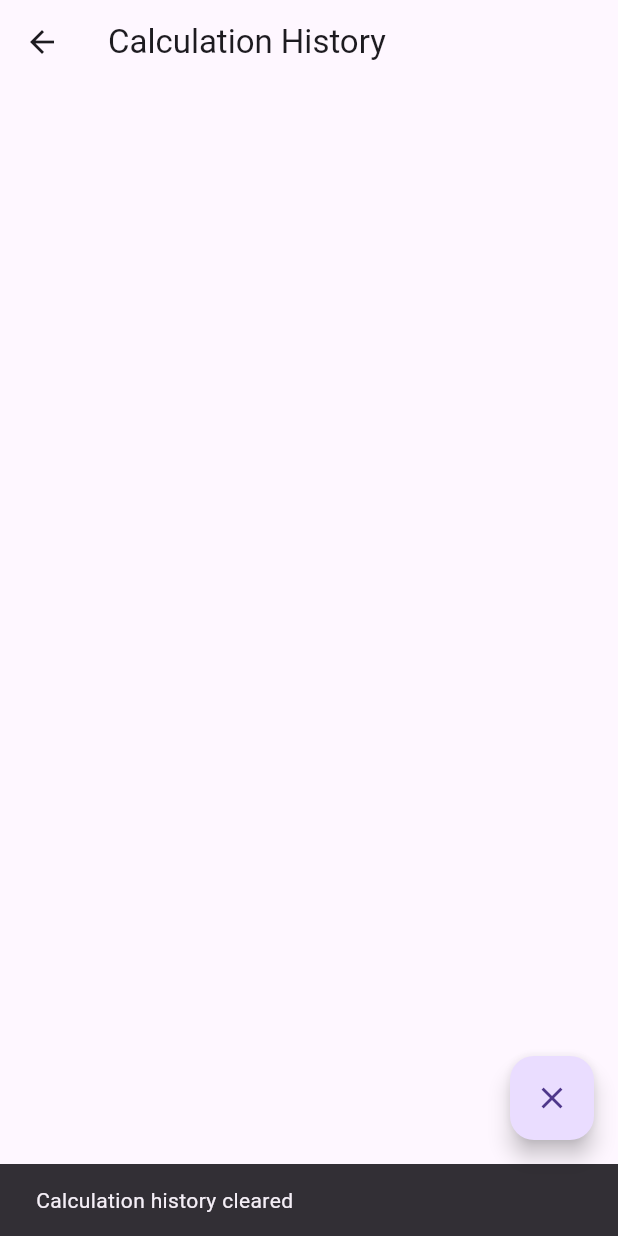
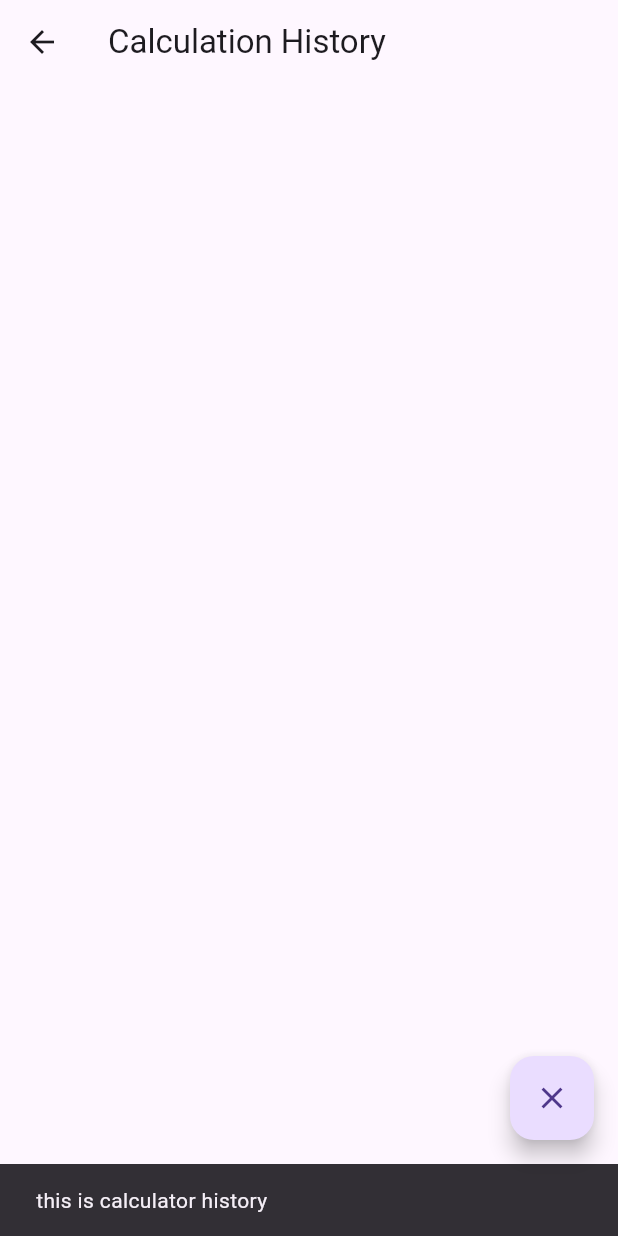
Before and after one commit to zilerehman2005/cflutter_Calculator, a Flutter app: the HistoryScreen screen opened directly, after a tap on the "clear" icon, on a phone screen of 412 x 824 dp. Run offline on Flutter 3.47's test engine with Material 3 defaults, Android fonts, the phone set to English and light mode, and no system bars; our stand-ins replace math_expressions, shared_preferences; accounts and stored records are empty.

Commit message:
Update history.dart

```diff
--- a/lib/history.dart
+++ b/lib/history.dart
@@ -65,8 +65,8 @@ class _HistoryScreenState extends State<HistoryScreen> {
             setState(() {}); // Force a rebuild if needed
             // Show a snackbar to inform the user
             ScaffoldMessenger.of(context).showSnackBar(
-              SnackBar(
-                content: Text('Calculation history cleared'),
+              const SnackBar(
+                content: Text('this is calculator history')
               ),
             );
           },
```
